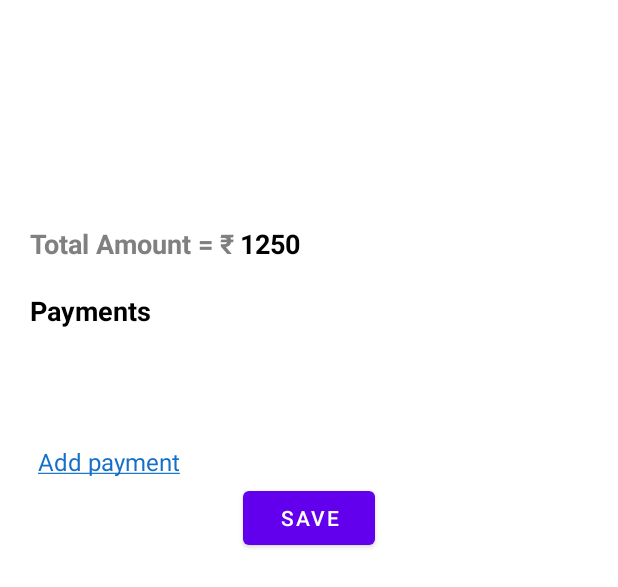
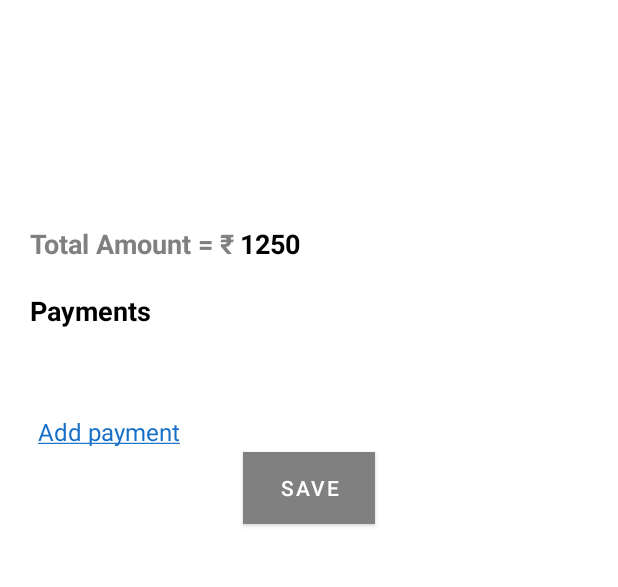
Before and after one commit to hunny020/payments-tracker, an Android app: the layout activity_main.xml on its own in the app's theme, with its tools: preview values and no code run, on a phone screen of 412 x 824 dp. Shown: the top 587 px of the screen. Run offline under Robolectric (Android 15) with nearby library versions, the phone set to English and light mode, and no system bars.

Commit message:
ui fixes

```diff
--- a/app/src/main/res/layout/activity_main.xml
+++ b/app/src/main/res/layout/activity_main.xml
@@ -46,9 +46,10 @@
 
     <com.google.android.material.chip.ChipGroup
         android:id="@+id/chip_group_payments"
-        android:layout_width="wrap_content"
+        android:layout_width="match_parent"
         android:layout_height="wrap_content"
-        android:layout_margin="@dimen/margin_start"
+        android:layout_marginStart="@dimen/margin_start"
+        app:singleLine="false"
         app:layout_constraintTop_toBottomOf="@id/title_payments"
         app:layout_constraintStart_toStartOf="parent"
         android:padding="16dp"/>
@@ -74,6 +75,20 @@
         app:layout_constraintStart_toStartOf="parent"/>
 
     <TextView
+        android:id="@+id/reset"
+        android:layout_width="wrap_content"
+        android:layout_height="wrap_content"
+        android:textSize="16sp"
+        android:text="@string/reset_underlined"
+        android:textColor="@color/blue_add_payment"
+        android:padding="5dp"
+        android:visibility="gone"
+        android:layout_marginEnd="@dimen/margin_start"
+        android:layout_marginTop="@dimen/margin_20"
+        app:layout_constraintTop_toBottomOf="@id/add_payment_barrier"
+        app:layout_constraintEnd_toEndOf="parent"/>
+
+    <TextView
         android:id="@+id/no_payments_title"
         android:layout_width="wrap_content"
         android:layout_height="wrap_content"
@@ -87,12 +102,15 @@
         app:layout_constraintStart_toStartOf="parent"
         app:layout_constraintTop_toBottomOf="@id/total_amount_title"/>
 
-    <Button
+    <com.google.android.material.button.MaterialButton
         android:id="@+id/cta_save"
         android:layout_width="wrap_content"
         android:layout_height="wrap_content"
         android:text="@string/save"
         android:layout_marginTop="@dimen/margin_50"
+        android:textColor="@color/white"
+        android:background="@color/grey"
+        app:backgroundTint="@null"
         app:layout_constraintStart_toStartOf="parent"
         app:layout_constraintEnd_toEndOf="parent"
         app:layout_constraintTop_toBottomOf="@id/chip_group_payments"/>
@@ -104,7 +122,8 @@
         android:layout_height="wrap_content"
         android:visibility="gone"
         android:indeterminate="true"
-        android:indeterminateTint="@color/black"
+        android:indeterminateTint="@color/white"
+        android:indeterminateTintMode="src_atop"
         app:layout_constraintStart_toStartOf="@id/cta_save"
         app:layout_constraintEnd_toEndOf="@id/cta_save"
         app:layout_constraintTop_toTopOf="@id/cta_save"
--- a/app/src/main/res/values/strings.xml
+++ b/app/src/main/res/values/strings.xml
@@ -5,6 +5,7 @@
     <string name="payments">Payments</string>
     <string name="add_payment">Add payment</string>
     <string name="add_payment_underlined"><u>Add payment</u></string>
+    <string name="reset_underlined"><u>Reset</u></string>
     <string name="save">Save</string>
     <string name="cancel">Cancel</string>
     <string name="ok_caps">OK</string>
```
Also changed, not shown: app/src/main/java/com/merabills/paymentstracker/ui/MainActivity.java (+37 -4 lines), app/src/main/java/com/merabills/paymentstracker/viewmodel/PaymentViewModel.java (+8 -1 lines).
